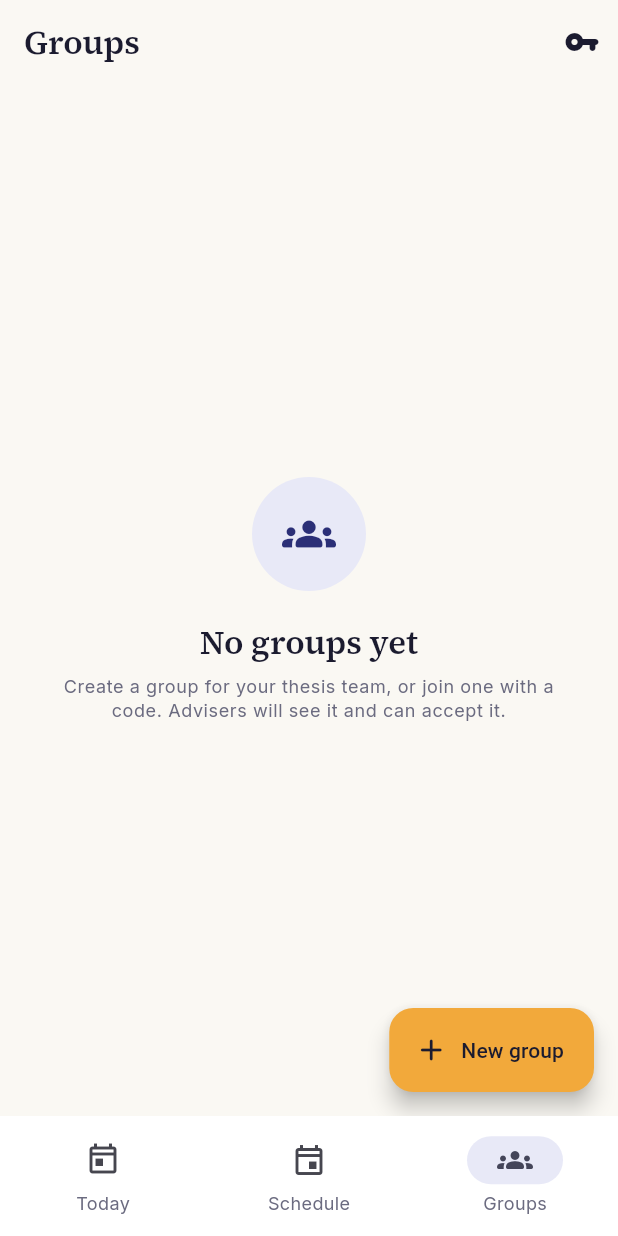
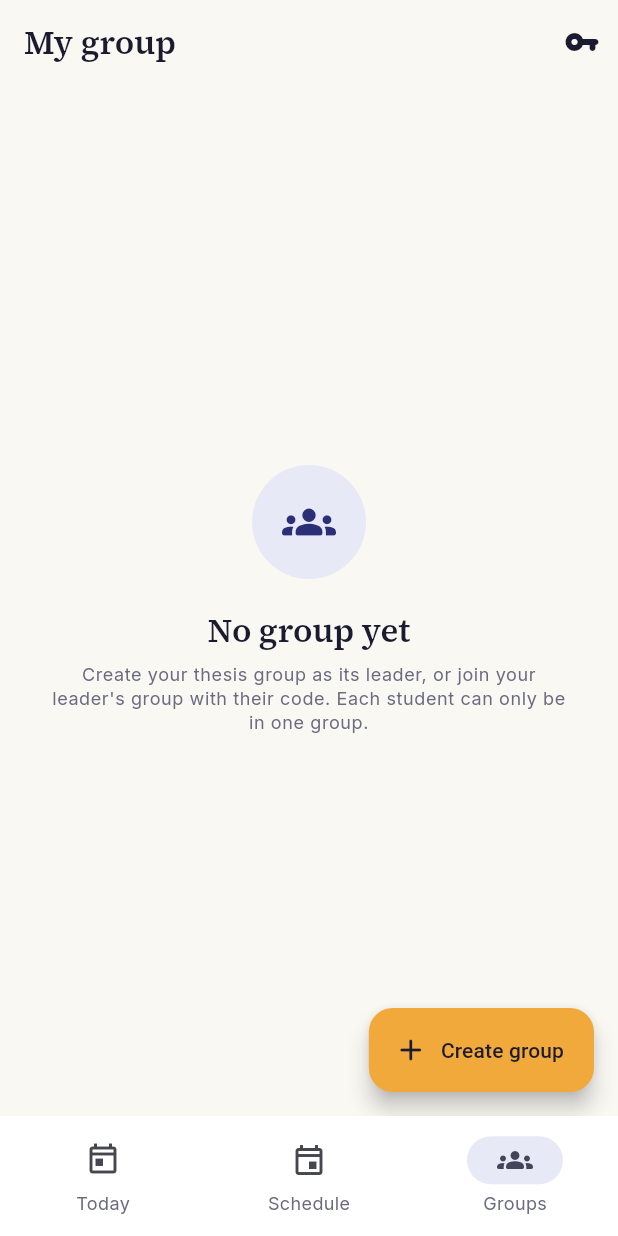
Before and after one commit to datsyolowi/DefendIt, a Flutter app: the MainShell screen opened by its route, item 3 of the bottom bar chosen, on a phone screen of 412 x 824 dp. Run offline on Flutter 3.47's test engine with Material 3 defaults, Android fonts, the phone set to English and light mode, and no system bars; our stand-ins replace cloud_firestore, connectivity_plus, firebase_auth, firebase_core, go_router, google_fonts and 2 more; accounts and stored records are empty.

Commit message:
One group per student: enforce in repository and hide create/join

```diff
--- a/lib/data/repositories/group_repository.dart
+++ b/lib/data/repositories/group_repository.dart
@@ -46,11 +46,12 @@ class GroupRepository {
   Future<Group> createGroup({
     required AppUser student,
     required String name,
+    required String section,
     required String thesisTitle,
     required List<String> members, // leader first
-    required String section,          // add next to the other required params
   }) async {
-    final cleaned = members.map((m) => m.trim()).where((m) => m.isNotEmpty).toList();
+    final cleaned =
+    members.map((m) => m.trim()).where((m) => m.isNotEmpty).toList();
 
     if (cleaned.length < Limits.minGroupMembers ||
         cleaned.length > Limits.maxGroupMembers) {
@@ -66,11 +67,23 @@ class GroupRepository {
     }
     await _requireOnline();
 
-    final ref = _col.doc();
+    // Already in a group, as leader or as a member?
+    final existing = await _col
+        .where('memberUids', arrayContains: student.uid)
+        .limit(1)
+        .get();
+    if (existing.docs.isNotEmpty) {
+      throw GroupFailure(
+          'You already belong to a group. Each student can only be in one group.');
+    }
+
+    // The document id is the leader's uid, so a second group for the same
+    // leader is impossible, even with two quick taps or two devices.
+    final ref = _col.doc(student.uid);
     final group = Group(
       id: ref.id,
       name: name.trim(),
-      section: section.trim(),        // add inside the Group( ... ) constructor call
+      section: section.trim(),
       thesisTitle: thesisTitle.trim(),
       code: await _uniqueCode(),
       memberUids: [student.uid],
@@ -79,7 +92,14 @@ class GroupRepository {
       leaderUid: student.uid,
       createdAt: DateTime.now().millisecondsSinceEpoch,
     );
-    await ref.set(group.toMap());
+
+    await _db.runTransaction((tx) async {
+      final snap = await tx.get(ref);
+      if (snap.exists) {
+        throw GroupFailure('You have already created a group.');
+      }
+      tx.set(ref, group.toMap());
+    });
     return group;
   }
 
@@ -89,16 +109,22 @@ class GroupRepository {
       throw GroupFailure('Only students join groups with a code.');
     }
     await _requireOnline();
+
     final code = rawCode.trim().toUpperCase();
     final snap = await _col.where('code', isEqualTo: code).limit(1).get();
     if (snap.docs.isEmpty) {
       throw GroupFailure('No group found with that code.');
     }
     final doc = snap.docs.first;
-    final group = Group.fromMap(doc.data(), doc.id);
-    if (group.memberUids.contains(user.uid)) {
-      throw GroupFailure('You are already in this group.');
+
+    final mine =
+    await _col.where('memberUids', arrayContains: user.uid).limit(1).get();
+    if (mine.docs.isNotEmpty) {
+      throw GroupFailure(mine.docs.first.id == doc.id
+          ? 'You are already in this group.'
+          : 'You already belong to a group. Each student can only be in one group.');
     }
+
     await doc.reference.update({
       'memberUids': FieldValue.arrayUnion([user.uid]),
       'memberNames.${user.uid}': user.name,
--- a/lib/features/groups/groups_screen.dart
+++ b/lib/features/groups/groups_screen.dart
@@ -48,10 +48,17 @@ class _StudentGroupsState extends State<_StudentGroups> {
 
   @override
   Widget build(BuildContext context) {
+    return StreamBuilder<List<Group>>(
+      stream: _stream,
+      builder: (context, snap) {
+        final groups = snap.data;
+        final canAdd = groups != null && groups.isEmpty;
+
         return Scaffold(
           appBar: AppBar(
-        title: const Text('Groups'),
+            title: const Text('My group'),
             actions: [
+              if (canAdd)
                 IconButton(
                   tooltip: 'Join with code',
                   icon: const Icon(Icons.vpn_key_rounded),
@@ -59,30 +66,33 @@ class _StudentGroupsState extends State<_StudentGroups> {
                 ),
             ],
           ),
-      floatingActionButton: FloatingActionButton.extended(
+          floatingActionButton: canAdd
+              ? FloatingActionButton.extended(
             backgroundColor: AppColors.amber,
             foregroundColor: AppColors.ink,
             onPressed: () => showCreateGroupSheet(context, widget.user),
             icon: const Icon(Icons.add_rounded),
-        label: const Text('New group'),
-      ),
-      body: StreamBuilder<List<Group>>(
-        stream: _stream,
-        builder: (context, snap) {
+            label: const Text('Create group'),
+          )
+              : null,
+          body: Builder(
+            builder: (_) {
               if (snap.hasError) {
                 return const ErrorView(
-                message: 'Could not load your groups. Check your connection.');
+                    message: 'Could not load your group. Check your connection.');
               }
-          if (!snap.hasData) return const LoadingView();
+              if (groups == null) return const LoadingView();
               return _GroupList(
-            groups: snap.data!,
+                groups: groups,
                 showCode: true,
-            emptyTitle: 'No groups yet',
+                emptyTitle: 'No group yet',
                 emptyMessage:
-            'Create a group for your thesis team, or join one with a code. Advisers will see it and can accept it.',
+                'Create your thesis group as its leader, or join your leader\'s group with their code. Each student can only be in one group.',
               );
             },
           ),
+        );
+      },
     );
   }
 }
```
Lines whose indentation alone changed are shown as unchanged.
